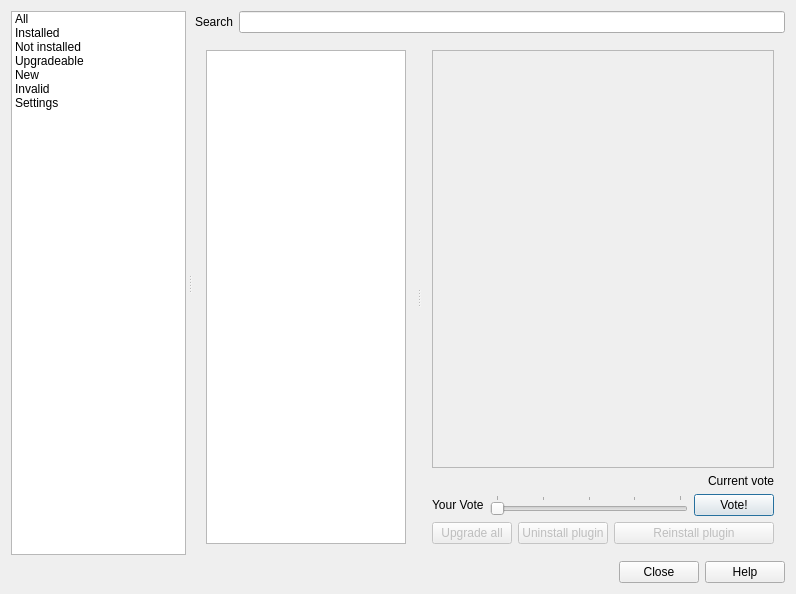
This is src/ui/qgspluginmanagerbase.ui in qgis/QGIS as Qt 5 draws it before an edit. The edited form follows.
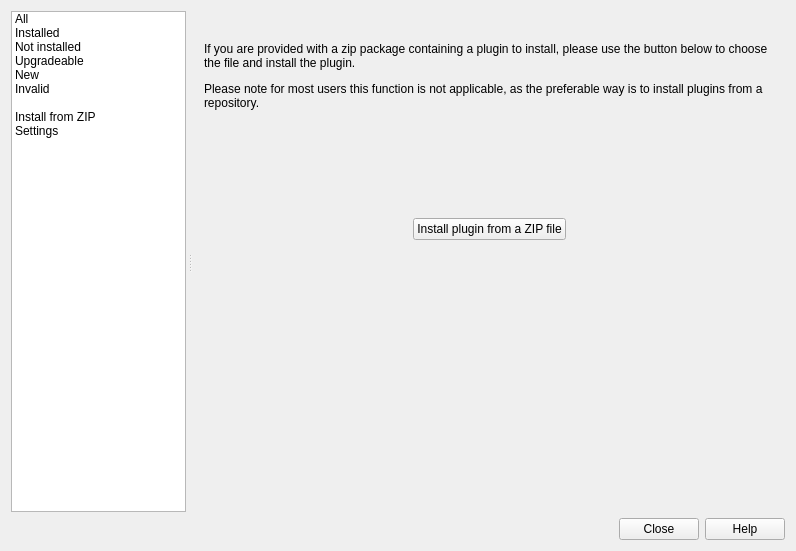
This is the edited form. The open tabs and pages were chosen to show the change. Icons and pictures are not drawn. Custom widgets are drawn as their Qt base class.

Commit message: [needs-docs] Move the install-plugin-from-ZIP menu action to the plugin manager. Also add a spacer to the left menu.

Patch:
```diff
--- a/src/ui/qgspluginmanagerbase.ui
+++ b/src/ui/qgspluginmanagerbase.ui
@@ -7,7 +7,7 @@
     <x>0</x>
     <y>0</y>
     <width>796</width>
-    <height>594</height>
+    <height>551</height>
    </rect>
   </property>
   <property name="minimumSize">
@@ -188,6 +188,27 @@
            <set>ItemIsSelectable|ItemIsEnabled</set>
           </property>
          </item>
+         <item>
+          <property name="text">
+           <string/>
+          </property>
+          <property name="icon">
+           <iconset resource="../../images/images.qrc">
+            <normaloff>:/images/themes/default/propertyicons/spacer.svg</normaloff>:/images/themes/default/propertyicons/spacer.svg</iconset>
+          </property>
+          <property name="flags">
+           <set>NoItemFlags</set>
+          </property>
+         </item>
+         <item>
+          <property name="text">
+           <string>Install from ZIP</string>
+          </property>
+          <property name="icon">
+           <iconset resource="../../images/images.qrc">
+            <normaloff>:/images/themes/default/propertyicons/plugin-install_from_zip.svg</normaloff>:/images/themes/default/propertyicons/plugin-install_from_zip.svg</iconset>
+          </property>
+         </item>
          <item>
           <property name="text">
            <string>Settings</string>
@@ -511,6 +532,130 @@
            </item>
           </layout>
          </widget>
+         <widget class="QWidget" name="pageInstallFromZip">
+          <layout class="QVBoxLayout" name="verticalLayout_14">
+           <item>
+            <spacer name="verticalSpacer_2">
+             <property name="orientation">
+              <enum>Qt::Vertical</enum>
+             </property>
+             <property name="sizeType">
+              <enum>QSizePolicy::Fixed</enum>
+             </property>
+             <property name="sizeHint" stdset="0">
+              <size>
+               <width>20</width>
+               <height>20</height>
+              </size>
+             </property>
+            </spacer>
+           </item>
+           <item>
+            <widget class="QLabel" name="labelInstallFromZip">
+             <property name="sizePolicy">
+              <sizepolicy hsizetype="Preferred" vsizetype="Preferred">
+               <horstretch>0</horstretch>
+               <verstretch>0</verstretch>
+              </sizepolicy>
+             </property>
+             <property name="text">
+              <string>&lt;html&gt;&lt;head/&gt;&lt;body&gt;&lt;p&gt;If you are provided with a zip package containing a plugin to install, please use the button below to choose the file and install the plugin.&lt;/p&gt;&lt;p&gt;Please note for most users this function is not applicable, as the preferable way is to install plugins from a repository.&lt;/p&gt;&lt;/body&gt;&lt;/html&gt;</string>
+             </property>
+             <property name="textFormat">
+              <enum>Qt::AutoText</enum>
+             </property>
+             <property name="alignment">
+              <set>Qt::AlignLeading|Qt::AlignLeft|Qt::AlignTop</set>
+             </property>
+             <property name="wordWrap">
+              <bool>true</bool>
+             </property>
+             <property name="margin">
+              <number>20</number>
+             </property>
+            </widget>
+           </item>
+           <item>
+            <spacer name="verticalSpacer_3">
+             <property name="orientation">
+              <enum>Qt::Vertical</enum>
+             </property>
+             <property name="sizeHint" stdset="0">
+              <size>
+               <width>20</width>
+               <height>79</height>
+              </size>
+             </property>
+            </spacer>
+           </item>
+           <item>
+            <layout class="QHBoxLayout" name="horizontalLayout_2">
+             <item>
+              <spacer name="horizontalSpacer">
+               <property name="orientation">
+                <enum>Qt::Horizontal</enum>
+               </property>
+               <property name="sizeHint" stdset="0">
+                <size>
+                 <width>40</width>
+                 <height>20</height>
+                </size>
+               </property>
+              </spacer>
+             </item>
+             <item>
+              <widget class="QPushButton" name="buttonInstallFromZip">
+               <property name="text">
+                <string>Install plugin from a ZIP file</string>
+               </property>
+              </widget>
+             </item>
+             <item>
+              <spacer name="horizontalSpacer_2">
+               <property name="orientation">
+                <enum>Qt::Horizontal</enum>
+               </property>
+               <property name="sizeHint" stdset="0">
+                <size>
+                 <width>40</width>
+                 <height>20</height>
+                </size>
+               </property>
+              </spacer>
+             </item>
+            </layout>
+           </item>
+           <item>
+            <spacer name="verticalSpacer_4">
+             <property name="orientation">
+              <enum>Qt::Vertical</enum>
+             </property>
+             <property name="sizeHint" stdset="0">
+              <size>
+               <width>20</width>
+               <height>78</height>
+              </size>
+             </property>
+            </spacer>
+           </item>
+           <item>
+            <spacer name="verticalSpacer_5">
+             <property name="orientation">
+              <enum>Qt::Vertical</enum>
+             </property>
+             <property name="sizeType">
+              <enum>QSizePolicy::Fixed</enum>
+             </property>
+             <property name="sizeHint" stdset="0">
+              <size>
+               <width>20</width>
+               <height>160</height>
+              </size>
+             </property>
+            </spacer>
+           </item>
+          </layout>
+         </widget>
          <widget class="QWidget" name="pageSettings">
           <layout class="QVBoxLayout" name="verticalLayout_2">
            <property name="leftMargin">
```
Left out of the diff: 4 changed lines with no effect on the pictures. The commit also changes 8 other files.
